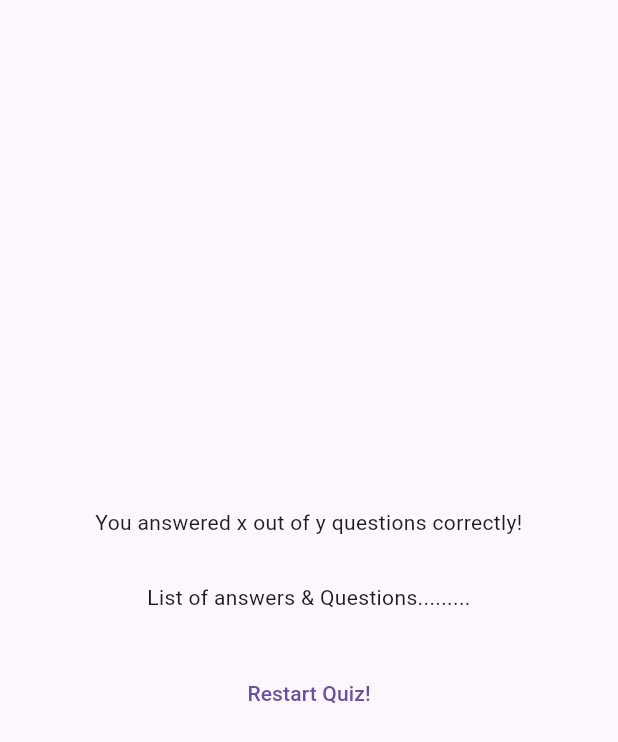
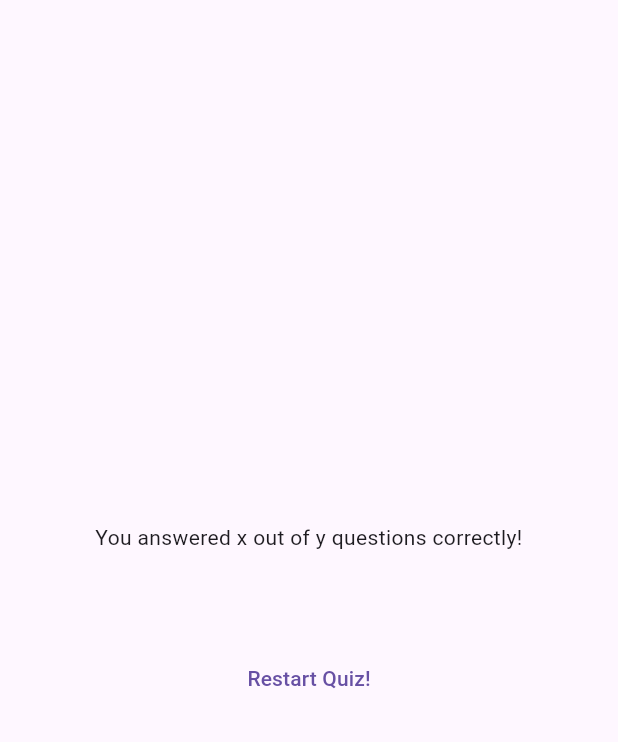
Before and after one commit to AtharvaParadkar/quiz-app, a Flutter app: the ResultsScreen widget shown alone on an empty page, opened directly with empty values, on a phone screen of 412 x 824 dp. Shown: the top 742 px of the screen. Run offline on Flutter 3.47's test engine with Material 3 defaults, Android fonts, the phone set to English and light mode, and no system bars; our stand-ins replace google_fonts.

Commit message:
Results Screen

```diff
--- a/lib/quiz.dart
+++ b/lib/quiz.dart
@@ -28,7 +28,6 @@ class _QuizState extends State<Quiz> {
 
     if (selectedAnswers.length == questions.length) {
       setState(() {
-        selectedAnswers = [];
         activeScreen = 'results-screen';
       });
     }
--- a/lib/results_screen.dart
+++ b/lib/results_screen.dart
@@ -1,4 +1,6 @@
 import 'package:flutter/material.dart';
+import 'package:quiz_app/data/questions.dart';
+import 'package:quiz_app/questions_summary.dart';
 
 class ResultsScreen extends StatelessWidget {
   const ResultsScreen({super.key, required this.chosenAnswers});
@@ -7,6 +9,17 @@ class ResultsScreen extends StatelessWidget {
 
   List<Map<String, Object>> getSummaryData() {
     final List<Map<String, Object>> summary = [];
+
+    for (var i = 0; i < chosenAnswers.length; i++) {
+      summary.add(
+        {
+          'question_index': i,
+          'question': questions[i].text,
+          'correct_answer': questions[i].answers[0],
+          'user_answer': chosenAnswers[i],
+        },
+      );
+    }
 
     return summary;
   }
@@ -25,10 +38,7 @@ class ResultsScreen extends StatelessWidget {
               textAlign: TextAlign.center,
             ),
             const SizedBox(height: 30),
-            const Text(
-              'List of answers & Questions.........',
-              textAlign: TextAlign.center,
-            ),
+            QuestionsSummary(getSummaryData()),
             const SizedBox(height: 30),
             TextButton(
               onPressed: () {},
```
Also changed, not shown: lib/questions_summary.dart (added, +28 -0 lines).
